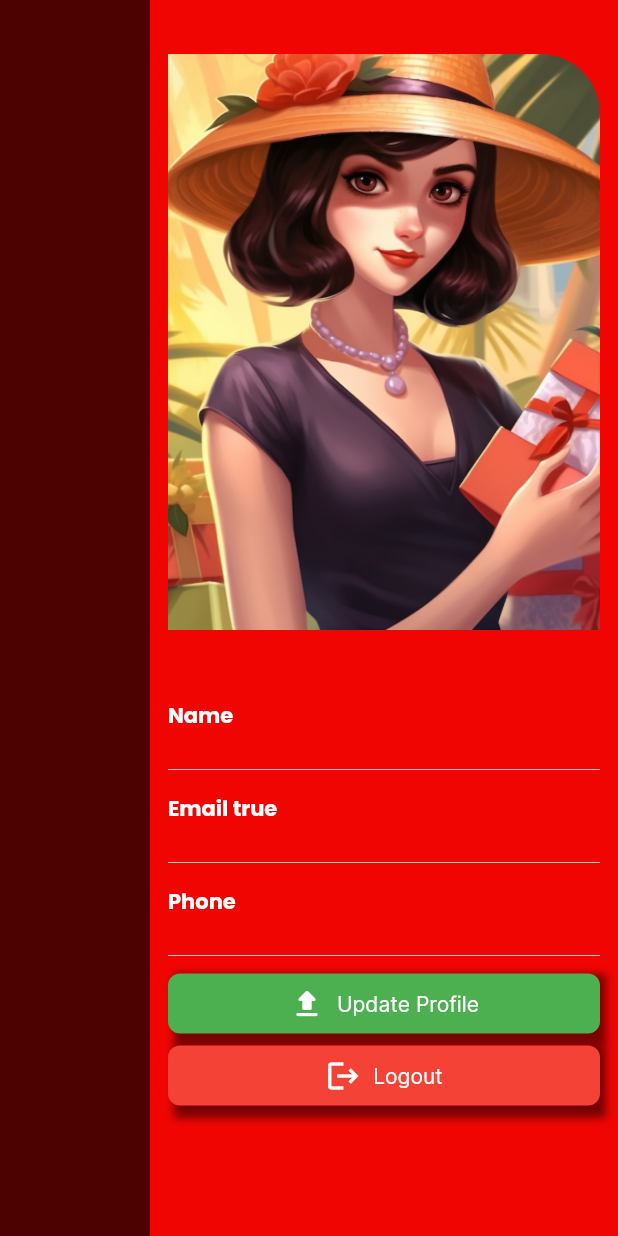
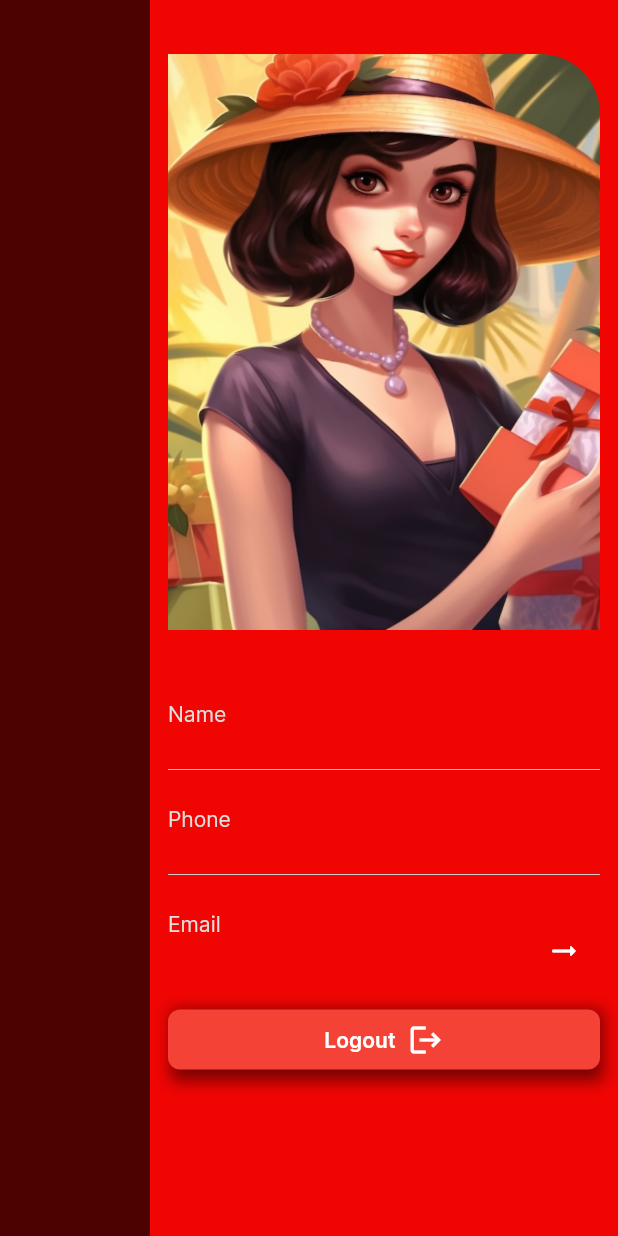
Before and after one commit to CupNLap/psc-student-app-flutter, a Flutter app: the ProfileScreen screen opened by its route, on a phone screen of 412 x 824 dp. Run offline on Flutter 3.47's test engine with Material 3 defaults, Android fonts, the phone set to English and light mode, and no system bars; our stand-ins replace cached_network_image, cloud_firestore, firebase_auth, firebase_core, flutter_animate, go_router and 4 more; missing offline and left inert: firebase_ui_auth, firebase_ui_oauth_google, flutter_barcode_scanner, version_gate; accounts and stored records are empty.

Commit message:
Updated Profile Page
Added package cached_network_image

Updated AuthGate windows
Moved VersionGate Wrap HomeScreen in GoRoutes

re-run flutterfire configure

```diff
--- a/lib/pages/home_screen.dart
+++ b/lib/pages/home_screen.dart
@@ -33,6 +33,7 @@ class _MyHomePageState extends State<MyHomePage> {
       if (user.batches.isNotEmpty) {
         Provider.of<BatchProvider>(context, listen: false)
             .setBatch(user.batches.first.path);
+        setState(() {});
       }
     });
   }
--- a/lib/pages/profile_screen.dart
+++ b/lib/pages/profile_screen.dart
@@ -1,9 +1,11 @@
 import 'dart:math';
 
+import 'package:cached_network_image/cached_network_image.dart';
 import 'package:firebase_auth/firebase_auth.dart';
 import 'package:flutter/material.dart';
-import 'package:google_sign_in/google_sign_in.dart';
+import 'package:provider/provider.dart';
 import 'package:student/gobal/constants.dart';
+import 'package:student/provider/user_provider.dart';
 import 'package:student/theme/app_theme.dart';
 import 'package:student/widgets/utils/gap.dart';
 
@@ -36,65 +38,49 @@ class ProfileScreen extends StatelessWidget {
                   children: [
                     Gap(AppTheme.largeGutter),
                     RoundedImageWithBorder(
-                      image: AssetImage(
+                      image: currentUser.photoURL != null
+                          ? CachedNetworkImageProvider(currentUser.photoURL!)
+                              as ImageProvider
+                          : AssetImage(
                               "assets/images/avatar/avatar${new Random().nextInt(4) + 1}.png"),
                       borderRadius: AppTheme.largeRadius,
                     ),
-
                     Text(currentUser.uid,
                         style: Theme.of(context).textTheme.bodySmall),
-
                     Gap(AppTheme.largeGutter),
                     ProfileItem(
                       title: "Name",
                       content: currentUser.displayName,
                     ),
-                    // Link with the email, if not connected yet
-
-                    ProfileItem(
-                      title: "Email ${currentUser.emailVerified}",
-                      content: currentUser.email,
-                      onPressed: () {
-                        if (!currentUser.emailVerified) {
-                          Future<UserCredential?> signInWithGoogle() async {
-                            // Trigger the authentication flow
-                            final GoogleSignInAccount? googleUser =
-                                await GoogleSignIn().signIn();
-
-                            // Obtain the auth details from the request
-                            final GoogleSignInAuthentication? googleAuth =
-                                await googleUser?.authentication;
-
-                            // Create a new credential
-                            final credential = GoogleAuthProvider.credential(
-                              accessToken: googleAuth?.accessToken,
-                              idToken: googleAuth?.idToken,
-                            );
-
-                            print(credential);
-                            var d = await FirebaseAuth.instance.currentUser
-                                ?.linkWithCredential(credential);
-
-                            print(d);
-                            return d;
-                            // // Once signed in, return the UserCredential
-                            // return await FirebaseAuth.instance
-                            //     .signInWithCredential(credential);
-                          }
-
-                          signInWithGoogle();
-                        }
-                      },
-                    ),
                     ProfileItem(
                       title: "Phone",
                       content: currentUser.phoneNumber,
                     ),
-                    CustomButton(
-                      icon: Icons.upload_rounded,
-                      text: "Update Profile",
-                      onPressed: () {},
+                    // Link with the email, if not connected yet
+                    ProfileItem(
+                      title: "Email",
+                      content: currentUser.email,
+                      onPressed: currentUser.email != null &&
+                              currentUser.email!.isNotEmpty
+                          ? null
+                          : () async {
+                              if (!currentUser.emailVerified) {
+                                await Provider.of<UserProvider>(context,
+                                        listen: false)
+                                    .signInWithGoogle();
+                                Navigator.pop(context);
+                              }
+                            },
                     ),
+                    // Gap(AppTheme.smallGutter),
+                    // CustomButton(
+                    //   buttonColor: Colors.white,
+                    //   color: Colors.red,
+                    //   icon: Icons.upload_rounded,
+                    //   text: "Update Profile",
+                    //   onPressed: () {},
+                    // ),
+                    // Gap(AppTheme.largeGutter),
                     CustomButton(
                         icon: Icons.logout,
                         text: "Logout",
@@ -123,13 +109,32 @@ class ProfileItem extends StatelessWidget {
 
   final String title;
   final String? content;
-  final Function? onPressed;
+  final void Function()? onPressed;
 
   @override
   Widget build(BuildContext context) {
-    return InkWell(
-      onTap: () => onPressed?.call(),
-      child: Container(
+    return onPressed == null
+        ? buildContentView()
+        : Row(
+            mainAxisSize: MainAxisSize.max,
+            mainAxisAlignment: MainAxisAlignment.spaceBetween,
+            crossAxisAlignment: CrossAxisAlignment.center,
+            children: [
+              buildContentView(),
+              // CustomButton(
+              //     icon: Icons.arrow_right_alt_rounded,
+              //     text: "Link Email",
+              //     onPressed: () => onPressed),
+              IconButton(
+                  onPressed: onPressed,
+                  icon: Icon(Icons.arrow_right_alt_rounded,
+                      color: AppTheme.textBody)),
+            ],
+          );
+  }
+
+  Container buildContentView() {
+    return Container(
       child: Column(
         mainAxisSize: MainAxisSize.min,
         mainAxisAlignment: MainAxisAlignment.start,
@@ -138,18 +143,17 @@ class ProfileItem extends StatelessWidget {
           Gap(AppTheme.smallGutter),
           Text(
             title,
-              style:
-                  TextStyle(color: AppTheme.textTitle, fontFamily: 'Poppins'),
+            style: TextStyle(color: AppTheme.textTitle),
           ),
           Text(
             content ?? "---",
-              style: TextStyle(color: AppTheme.textBody),
+            style: TextStyle(color: AppTheme.textBody, fontFamily: 'Poppins'),
           ),
           Divider(
             color: AppTheme.divider,
           ),
+          Gap(AppTheme.smallGutter),
         ],
-        ),
       ),
     );
   }
@@ -187,30 +191,33 @@ class CustomButton extends StatelessWidget {
   final String text;
   final VoidCallback onPressed;
   final Color buttonColor;
+  final Color color;
 
-  const CustomButton(
-      {required this.icon,
+  const CustomButton({
+    required this.icon,
     required this.text,
     required this.onPressed,
-      this.buttonColor = Colors.green});
+    this.buttonColor = Colors.green,
+    this.color = Colors.white,
+  });
 
   @override
   Widget build(BuildContext context) {
     return SizedBox(
-      width: double.infinity, // Utilize full width
+      width: double.maxFinite, // Utilize full width
       child: Container(
         decoration: BoxDecoration(boxShadow: [
           BoxShadow(
             color: Colors.black.withOpacity(0.5),
-            offset: Offset(4.0, 4.0),
-            blurRadius: 4.0,
+            offset: Offset(2.0, 4.0),
+            blurRadius: 8.0,
           ),
         ]),
         child: TextButton(
           onPressed: onPressed,
           style: ButtonStyle(
             backgroundColor: MaterialStateProperty.all(buttonColor),
-            foregroundColor: MaterialStateProperty.all(Colors.white),
+            foregroundColor: MaterialStateProperty.all(color),
             padding: MaterialStateProperty.all(
                 EdgeInsets.symmetric(horizontal: 16, vertical: 8)),
             shape: MaterialStateProperty.all(
@@ -219,9 +226,10 @@ class CustomButton extends StatelessWidget {
           child: Row(
             mainAxisAlignment: MainAxisAlignment.center,
             children: [
-              Icon(icon, color: Colors.white),
+              Text(text,
+                  style: TextStyle(fontWeight: FontWeight.bold, color: color)),
               SizedBox(width: 8),
-              Text(text, style: TextStyle(color: Colors.white)),
+              Icon(icon, color: color),
             ],
           ),
         ),
--- a/lib/routes/app_routes.dart
+++ b/lib/routes/app_routes.dart
@@ -1,6 +1,5 @@
-import 'package:firebase_auth/firebase_auth.dart';
 import 'package:go_router/go_router.dart';
-import 'package:student/pages/auth_gate.dart';
+import 'package:version_gate/version_gate.dart';
 
 import '../pages/home_screen.dart';
 import '../pages/profile_screen.dart';
@@ -10,26 +9,33 @@ class AppRoutes {
   static const String loginRoute = '/login';
   static const String profileRoute = '/profile';
 
-  static String initialRoute =
-      FirebaseAuth.instance.currentUser != null ? homeRoute : loginRoute;
+  // static String initialRoute =
+  //     FirebaseAuth.instance.currentUser != null ? homeRoute : loginRoute;
 
   // GoRouter configuration
   static GoRouter goRoutes = GoRouter(
-    initialLocation: initialRoute,
+    initialLocation: homeRoute,
     routes: [
       GoRoute(
         path: homeRoute,
-      builder: (context, state) =>
-          const MyHomePage(title: "Kerala PSC Insitute"),
+        builder: (context, state) => FireStoreVersionGate(
+            docPath: 'AppDetails/version',
+            expiredField: "studentExpired",
+            latestField: "studentLatest",
+            version: -2,
+            updateUrl: Uri.parse(
+                "https://play.google.com/store/apps/details?id=com.alchemistbathery.student"),
+            child: const MyHomePage(title: "Kerala PSC Insitute")),
       ),
-    GoRoute(
-      path: loginRoute,
-      builder: (context, state) =>
-          const AuthGate(),
-    ),
+      // GoRoute(
+      //   path: loginRoute,
+      //   builder: (context, state) =>
+      //       const AuthGate(),
+      // ),
       GoRoute(
         path: profileRoute,
         builder: (context, state) => const ProfileScreen(),
       ),
-  ]);
+    ],
+  );
 }
--- a/lib/theme/app_theme.dart
+++ b/lib/theme/app_theme.dart
@@ -7,8 +7,8 @@ class AppTheme {
 
   static const Color accentColor = Color(0xFF4C0201);
 
-  static const Color textTitle = Color.fromARGB(255, 255, 255, 255);
-  static const Color textBody = Color.fromARGB(255, 222, 222, 222);
+  static const Color textTitle = Color.fromARGB(255, 222, 222, 222);
+  static const Color textBody = Color.fromARGB(255, 255, 255, 255);
 
   static const Color shadow = Color.fromARGB(149, 0, 0, 0);
   static const Color divider = Color(0xFFCACACA);
--- a/pubspec.yaml
+++ b/pubspec.yaml
@@ -58,6 +58,7 @@ dependencies:
   google_sign_in: ^6.2.1
   go_router: ^13.0.1
   rive: ^0.12.4
+  cached_network_image: ^3.3.1
 
 dev_dependencies:
   flutter_test:
```
Also changed, not shown: lib/main.dart (+5 -8 lines), lib/pages/auth_gate.dart (+21 -18 lines), lib/provider/user_provider.dart (+26 -0 lines), lib/firebase_options.dart, pubspec.lock, 2 other files. Lines whose indentation alone changed are shown as unchanged.
